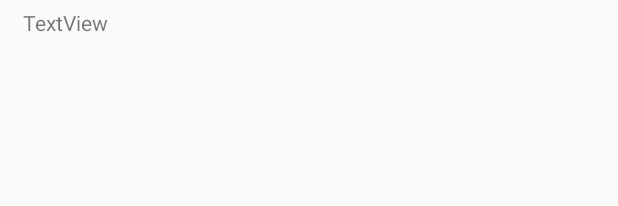
After one commit to latte164/MusicPal, an Android app: the layout horizontal_recycler_view.xml on its own in the app's theme, with its tools: preview values and no code run, on a phone screen of 412 x 824 dp. The commit adds this screen. Shown: the top 206 px of the screen. Run offline under Robolectric (Android 15) with nearby library versions, the phone set to English and light mode, and no system bars.

Commit message:
Created the nested recycler views and added song list labels.

```diff
--- a/app/src/main/java/com/lattestudios/william/musicpal/Song.java
+++ b/app/src/main/java/com/lattestudios/william/musicpal/Song.java
@@ -1,12 +1,11 @@
 package com.lattestudios.william.musicpal;
+
+import java.util.List;
 
 public class Song {
 
     private String name,artist;
     private int thumbnail;
-
-    public Song() {
-    }
 
     public Song(String name, String artist, int thumbnail) {
         this.name = name;
--- a/app/src/main/res/layout/content_main.xml
+++ b/app/src/main/res/layout/content_main.xml
@@ -3,7 +3,7 @@
     xmlns:app="http://schemas.android.com/apk/res-auto"
     xmlns:tools="http://schemas.android.com/tools"
     android:layout_width="match_parent"
-    android:layout_height="match_parent"
+    android:layout_height="wrap_content"
     tools:context="MainActivity"
     tools:showIn="@layout/activity_main"
     android:padding="1dp"
--- /dev/null
+++ b/app/src/main/res/layout/horizontal_recycler_view.xml
@@ -0,0 +1,22 @@
+<?xml version="1.0" encoding="utf-8"?>
+<LinearLayout xmlns:android="http://schemas.android.com/apk/res/android"
+    xmlns:tools="http://schemas.android.com/tools"
+    android:layout_width="match_parent"
+    android:layout_height="wrap_content"
+    android:orientation="vertical">
+
+    <TextView
+        android:id="@+id/horizontalLabel"
+        android:layout_width="match_parent"
+        android:layout_height="wrap_content"
+        android:layout_marginLeft="15dp"
+        android:layout_marginTop="5dp"
+        android:layout_marginRight="5dp"
+        android:text="TextView" />
+
+    <android.support.v7.widget.RecyclerView
+        android:id="@+id/horizontalRecyclerView"
+        android:layout_width="wrap_content"
+        android:layout_height="wrap_content"
+        android:layout_margin="5dp" />
+</LinearLayout>
```
Also changed, not shown: app/src/main/AndroidManifest.xml (+5 -2 lines), app/src/main/java/com/lattestudios/william/musicpal/ChildAdapter.java (added, +99 -0 lines), app/src/main/java/com/lattestudios/william/musicpal/ListFragment.java (+34 -7 lines), app/src/main/java/com/lattestudios/william/musicpal/MainAdapter.java (+23 -47 lines), app/src/main/java/com/lattestudios/william/musicpal/SongList.java (added, +23 -0 lines), app/src/main/res/layout/song_card.xml (+15 -12 lines).
